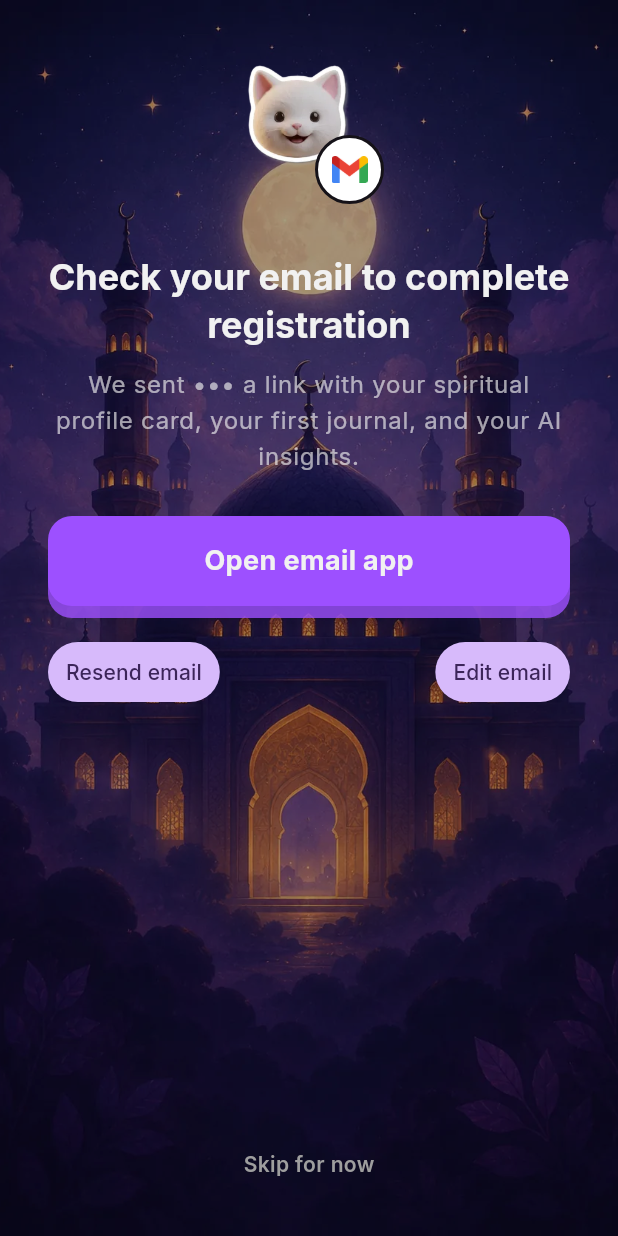
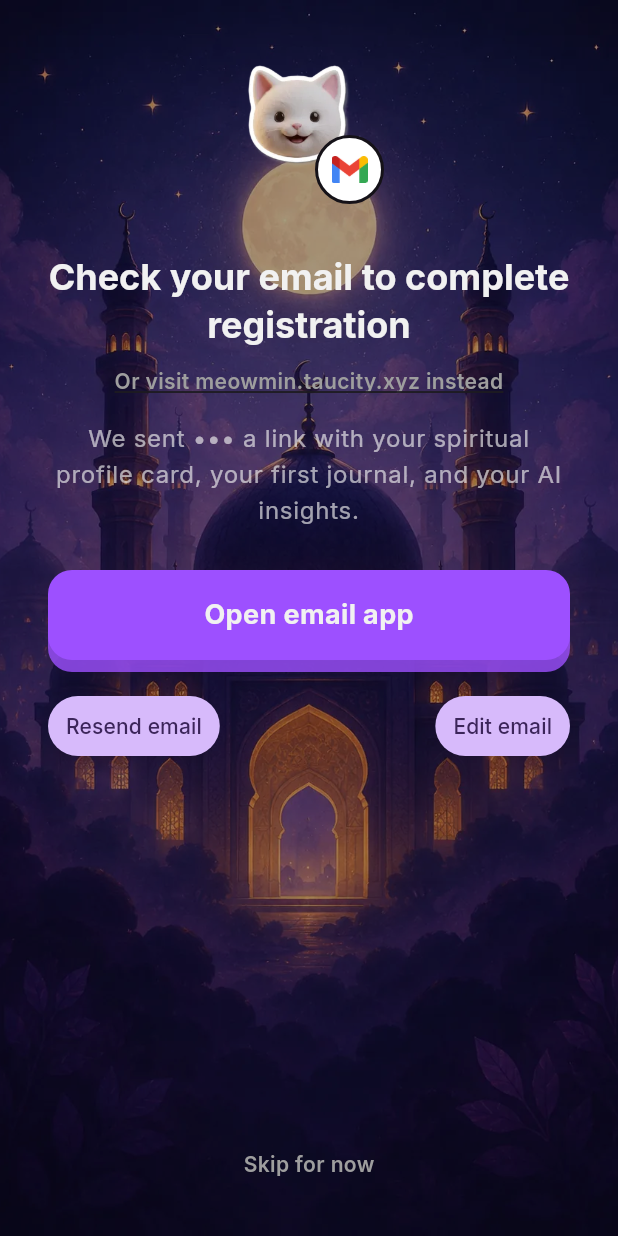
Before and after one commit to tauqeer1040/ramadanreminders, a Flutter app: the EmailGateScreen screen opened directly, on a phone screen of 412 x 824 dp. Run offline on Flutter 3.47's test engine with Material 3 defaults, Android fonts, the phone set to English and light mode, and no system bars; our stand-ins replace adhan, audioplayers, confetti, firebase_analytics, firebase_auth, firebase_core and 19 more; missing offline and left inert: cryptography, dart:js, dart:js_interop, dart:js_util, flutter_confetti, flutter_inapp_purchase and 6 more; accounts and stored records are empty; network calls fail.

```diff
--- a/lib/components/onboarding/check_email_page.dart
+++ b/lib/components/onboarding/check_email_page.dart
@@ -318,6 +318,32 @@
             style: tt.headlineSmall?.copyWith(fontWeight: FontWeight.bold),
             textAlign: TextAlign.center,
           ),
+          const SizedBox(height: 8),
+          GestureDetector(
+            onTap: () async {
+              HapticFeedback.lightImpact();
+              await Clipboard.setData(
+                const ClipboardData(text: 'https://meowmin.taucity.xyz'),
+              );
+              if (context.mounted) {
+                ScaffoldMessenger.of(context).showSnackBar(
+                  const SnackBar(content: Text('Link copied')),
+                );
+              }
+            },
+            child: Padding(
+              padding: const EdgeInsets.symmetric(vertical: 4),
+              child: Text(
+                'Or visit meowmin.taucity.xyz instead',
+                style: tt.bodyMedium?.copyWith(
+                  color: Colors.grey,
+                  fontWeight: FontWeight.w600,
+                  decoration: TextDecoration.underline,
+                ),
+                textAlign: TextAlign.center,
+              ),
+            ),
+          ),
           const SizedBox(height: 12),
           Text(
             _sending
```
Also changed, not shown: 3 other files.
